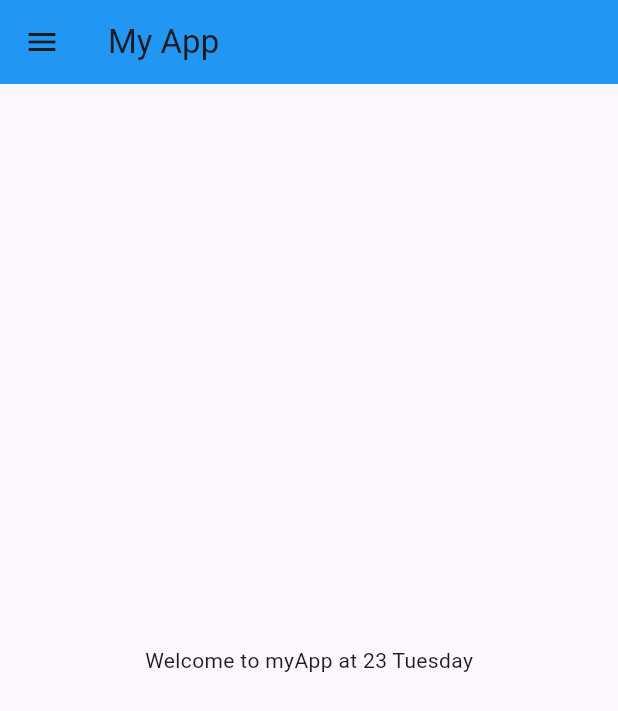
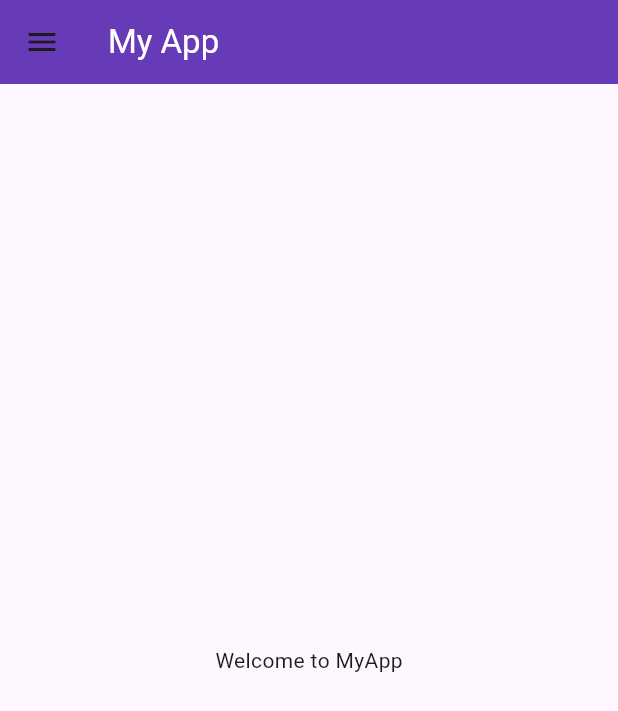
Before and after one commit to codeharsh27/First-Repo, a Flutter app: the screen it shows after launch, on a phone screen of 412 x 824 dp. Shown: the top 711 px of the screen. Run offline on Flutter 3.47's test engine with Material 3 defaults, Android fonts, the phone set to English and light mode, and no system bars.

Commit message:
day2 complete

```diff
--- /dev/null
+++ b/Flutter Project/webapp/lib/Pages/home_page.dart
@@ -0,0 +1,19 @@
+import 'package:flutter/material.dart';
+
+class HomePage extends StatelessWidget {
+  const HomePage({super.key});
+
+  @override
+  Widget build(BuildContext context) {
+    return Scaffold(
+      appBar: AppBar(
+        title: Text("My App", style: TextStyle(color: Colors.white)),
+        backgroundColor: Colors.deepPurple,
+      ),
+      body: Center(
+        child: Material(child: Container(child: Text("Welcome to MyApp"))),
+      ),
+      drawer: Drawer(),
+    );
+  }
+}
--- a/Flutter Project/webapp/lib/home_page.dart
+++ /dev/null
@@ -1,20 +0,0 @@
-import 'package:flutter/material.dart';
-
-class HomePage extends StatelessWidget {
-  const HomePage({super.key});
-
-  @override
-  Widget build(BuildContext context) {
-    final int day = 23;
-    final String name = "Tuesday";
-    return Scaffold(
-      appBar: AppBar(title: Text("My App"), backgroundColor: Colors.blue),
-      body: Material(
-        child: Center(
-          child: Container(child: Text("Welcome to myApp at $day $name")),
-        ),
-      ),
-      drawer: Drawer(),
-    );
-  }
-}
--- a/Flutter Project/webapp/lib/main.dart
+++ b/Flutter Project/webapp/lib/main.dart
@@ -1,5 +1,6 @@
 import 'package:flutter/material.dart';
-import 'package:webapp/home_page.dart';
+import 'package:webapp/Pages/home_page.dart';
+import 'package:webapp/Pages/login_page.dart';
 
 void main() {
   runApp(MyApp());
@@ -10,6 +11,12 @@ class MyApp extends StatelessWidget {
 
   @override
   Widget build(BuildContext context) {
-    return MaterialApp(home: HomePage());
+    return MaterialApp(
+      themeMode: ThemeMode.light,
+      theme: ThemeData(primarySwatch: Colors.deepPurple),
+      darkTheme: ThemeData(brightness: Brightness.dark),
+      initialRoute: "/",
+      routes: {"/": (context) => HomePage()},
+    );
   }
 }
```
Also changed, not shown: Flutter Project/webapp/lib/Pages/login_page.dart (added, +21 -0 lines).
